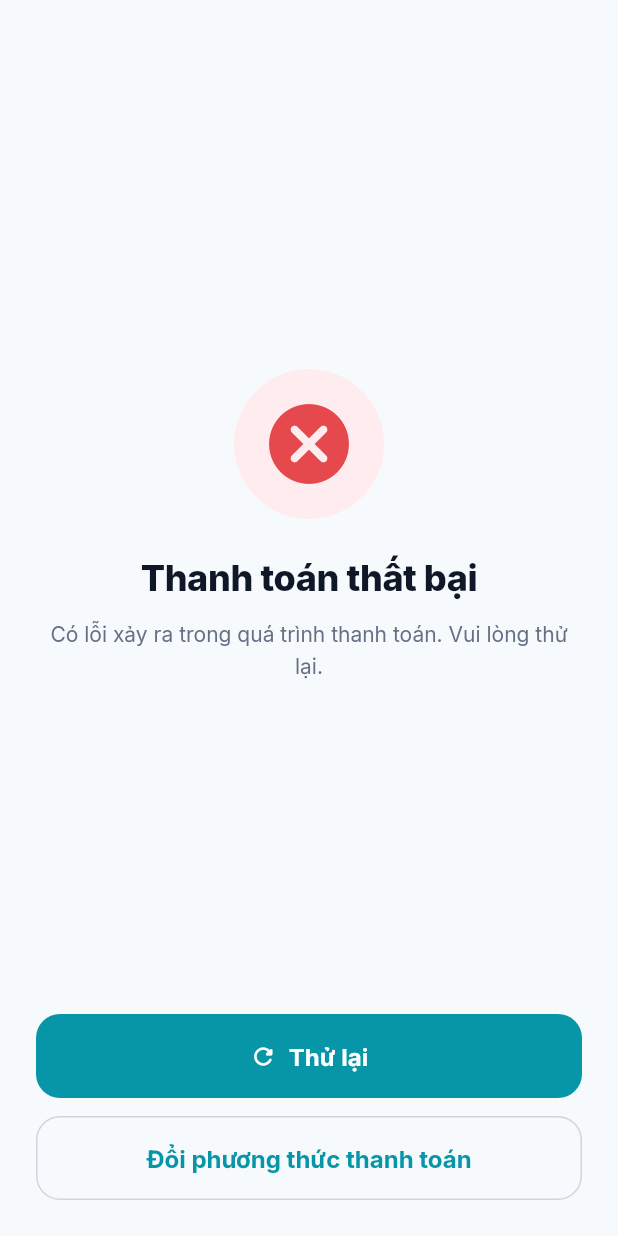
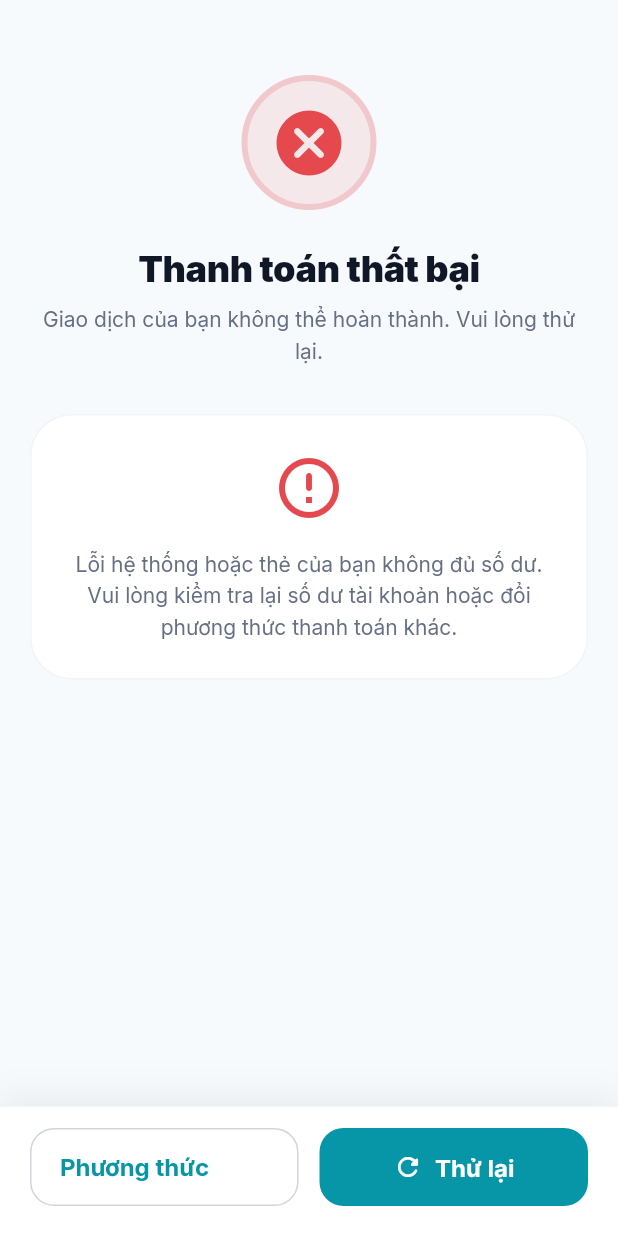
Before and after one commit to thanhtri-ba/project_busZ, a Flutter app: the PaymentResultScreen screen opened by its route, on a phone screen of 412 x 824 dp. Run offline on Flutter 3.47's test engine with Material 3 defaults, Android fonts, the phone set to English and light mode, and no system bars; our stand-ins replace dio, get_it, go_router, google_fonts, qr_flutter, shared_preferences and 2 more; accounts and stored records are empty.

Commit message:
Refactor payment result screen UI

```diff
--- a/lib/features/payment/presentation/screens/payment_result_screen.dart
+++ b/lib/features/payment/presentation/screens/payment_result_screen.dart
@@ -1,18 +1,11 @@
-/// BusZ — Payment Result Screen
-///
-/// Source of Truth: BusZ-Documentation/06_Flutter/08_Payment_Module.md §11
-///
-/// Displays payment outcome:
-/// - Success → Navigate to Ticket
-/// - Failed → Retry / Choose Another Method
-/// - Electronic receipt info
 import 'package:flutter/material.dart';
 import 'package:go_router/go_router.dart';
+import 'package:qr_flutter/qr_flutter.dart';
 import 'package:busz/core/theme/app_colors.dart';
 import 'package:busz/core/theme/app_text_styles.dart';
-import 'package:busz/core/theme/app_spacing.dart';
 import 'package:busz/core/theme/app_radius.dart';
 import 'package:busz/core/router/route_names.dart';
+import 'package:busz/core/widgets/buttons/primary_button.dart';
 
 class PaymentResultScreen extends StatelessWidget {
   final bool isSuccess;
@@ -21,95 +14,210 @@ class PaymentResultScreen extends StatelessWidget {
 
   @override
   Widget build(BuildContext context) {
+    final ticketId = 'BK-ABC123';
+
     return Scaffold(
+      backgroundColor: AppColors.backgroundPrimary,
       body: SafeArea(
-        child: Padding(
-          padding: const EdgeInsets.all(AppSpacing.xl),
+        child: SingleChildScrollView(
+          padding: const EdgeInsets.fromLTRB(20, 30, 20, 120),
           child: Column(
-            mainAxisAlignment: MainAxisAlignment.center,
             children: [
-              const Spacer(),
-
-              // Status Icon
-              Container(
-                width: 100,
-                height: 100,
+              const SizedBox(height: 20),
+              // Status Indicator Icon
+              Center(
+                child: Container(
+                  width: 90,
+                  height: 90,
                   decoration: BoxDecoration(
-                  color: isSuccess ? AppColors.successLight : AppColors.errorLight,
+                    color: isSuccess ? AppColors.success.withValues(alpha: 0.1) : AppColors.error.withValues(alpha: 0.1),
                     shape: BoxShape.circle,
+                    border: Border.all(
+                      color: isSuccess ? AppColors.success.withValues(alpha: 0.2) : AppColors.error.withValues(alpha: 0.2),
+                      width: 4,
+                    ),
                   ),
                   child: Icon(
                     isSuccess ? Icons.check_circle_rounded : Icons.cancel_rounded,
-                  size: 64,
+                    size: 52,
                     color: isSuccess ? AppColors.success : AppColors.error,
                   ),
                 ),
-              const SizedBox(height: AppSpacing.xl),
-
-              // Title
+              ),
+              const SizedBox(height: 24),
               Text(
                 isSuccess ? 'Thanh toán thành công!' : 'Thanh toán thất bại',
-                style: AppTextStyles.headline,
+                style: AppTextStyles.headline.copyWith(fontWeight: FontWeight.w900),
                 textAlign: TextAlign.center,
               ),
-              const SizedBox(height: AppSpacing.sm),
+              const SizedBox(height: 8),
               Text(
                 isSuccess
-                    ? 'Vé điện tử đã được tạo và gửi đến email của bạn.'
-                    : 'Có lỗi xảy ra trong quá trình thanh toán. Vui lòng thử lại.',
+                    ? 'Vé điện tử của bạn đã được tạo lập thành công.'
+                    : 'Giao dịch của bạn không thể hoàn thành. Vui lòng thử lại.',
                 style: AppTextStyles.bodyMedium.copyWith(color: AppColors.textSecondary),
                 textAlign: TextAlign.center,
               ),
+              const SizedBox(height: 32),
 
               if (isSuccess) ...[
-                const SizedBox(height: AppSpacing.xxl),
-
-                // Receipt Info
+                // Ticket Card
                 Container(
-                  padding: const EdgeInsets.all(AppSpacing.md),
+                  width: double.infinity,
                   decoration: BoxDecoration(
                     color: AppColors.surfaceCard,
-                    borderRadius: AppRadius.card,
+                    borderRadius: AppRadius.cardLarge,
+                    border: Border.all(color: AppColors.borderLight),
+                    boxShadow: [
+                      BoxShadow(
+                        color: Colors.black.withValues(alpha: 0.04),
+                        blurRadius: 20,
+                        offset: const Offset(0, 10),
+                      ),
+                    ],
+                  ),
+                  child: Column(
+                    children: [
+                      const SizedBox(height: 24),
+                      // QR Code
+                      QrImageView(
+                        data: 'BUSZ-TK-$ticketId-SIG-abc123',
+                        version: QrVersions.auto,
+                        size: 160,
+                        gapless: true,
+                        eyeStyle: const QrEyeStyle(
+                          eyeShape: QrEyeShape.square,
+                          color: AppColors.black,
+                        ),
+                        dataModuleStyle: const QrDataModuleStyle(
+                          dataModuleShape: QrDataModuleShape.square,
+                          color: AppColors.black,
+                        ),
+                      ),
+                      const SizedBox(height: 8),
+                      Text('Mã vé: $ticketId', style: AppTextStyles.label.copyWith(fontWeight: FontWeight.w800)),
+                      Text('Quét mã này khi lên xe', style: AppTextStyles.captionSmall),
+                      const SizedBox(height: 20),
+
+                      // Dashed Divider
+                      Row(
+                        children: List.generate(
+                          30,
+                          (i) => Expanded(
+                            child: Container(
+                              margin: const EdgeInsets.symmetric(horizontal: 2),
+                              height: 1,
+                              color: i.isEven ? AppColors.gray300 : Colors.transparent,
+                            ),
+                          ),
+                        ),
+                      ),
+
+                      Padding(
+                        padding: const EdgeInsets.all(20),
+                        child: Column(
+                          children: [
+                            _buildInfoRow('Hành trình', 'TP. Hồ Chí Minh → Đà Lạt'),
+                            const SizedBox(height: 10),
+                            _buildInfoRow('Thời gian', '05/07/2026 08:00'),
+                            const SizedBox(height: 10),
+                            _buildInfoRow('Ghế ngồi', 'A1, A2'),
+                            const SizedBox(height: 10),
+                            _buildInfoRow('Tổng tiền', '725.000đ', isHighlight: true),
+                            const SizedBox(height: 10),
+                            _buildInfoRow('Phương thức', 'VNPay'),
+                          ],
+                        ),
+                      ),
+                    ],
+                  ),
+                ),
+              ] else ...[
+                // Error card
+                Container(
+                  width: double.infinity,
+                  padding: const EdgeInsets.all(24),
+                  decoration: BoxDecoration(
+                    color: AppColors.surfaceCard,
+                    borderRadius: AppRadius.cardLarge,
                     border: Border.all(color: AppColors.borderLight),
                   ),
                   child: Column(
                     children: [
-                      _buildReceiptRow('Mã giao dịch', 'TXN-2026070500123'),
-                      _buildReceiptRow('Mã đặt vé', 'BK-ABC123'),
-                      _buildReceiptRow('Số tiền', '725.000đ'),
-                      _buildReceiptRow('Phương thức', 'VNPay'),
-                      _buildReceiptRow('Thời gian', '05/07/2026 06:15'),
+                      const Icon(Icons.error_outline_rounded, size: 48, color: AppColors.error),
+                      const SizedBox(height: 16),
+                      Text(
+                        'Lỗi hệ thống hoặc thẻ của bạn không đủ số dư. Vui lòng kiểm tra lại số dư tài khoản hoặc đổi phương thức thanh toán khác.',
+                        textAlign: TextAlign.center,
+                        style: AppTextStyles.bodyMedium.copyWith(color: AppColors.textSecondary, height: 1.5),
+                      ),
                     ],
                   ),
                 ),
               ],
-
-              const Spacer(),
-
-              // Action Buttons
-              if (isSuccess) ...[
-                ElevatedButton.icon(
-                  onPressed: () => context.go('${RouteNames.ticketList}'),
-                  icon: const Icon(Icons.confirmation_number_outlined),
-                  label: const Text('Xem vé'),
+            ],
           ),
-                const SizedBox(height: AppSpacing.sm),
-                OutlinedButton(
-                  onPressed: () => context.go(RouteNames.home),
-                  child: const Text('Về trang chủ'),
         ),
-              ] else ...[
-                ElevatedButton.icon(
-                  onPressed: () => context.pop(),
-                  icon: const Icon(Icons.refresh_rounded),
-                  label: const Text('Thử lại'),
       ),
-                const SizedBox(height: AppSpacing.sm),
-                OutlinedButton(
-                  onPressed: () => context.pop(),
-                  child: const Text('Đổi phương thức thanh toán'),
+      bottomNavigationBar: Container(
+        padding: const EdgeInsets.fromLTRB(20, 14, 20, 20),
+        decoration: BoxDecoration(
+          color: AppColors.surfacePrimary,
+          border: Border(top: BorderSide(color: AppColors.borderLight)),
+          boxShadow: [
+            BoxShadow(
+              color: Colors.black.withValues(alpha: 0.06),
+              blurRadius: 18,
+              offset: const Offset(0, -6),
             ),
           ],
+        ),
+        child: SafeArea(
+          top: false,
+          child: isSuccess
+              ? Row(
+                  children: [
+                    Expanded(
+                      child: SizedBox(
+                        height: 52,
+                        child: OutlinedButton.icon(
+                          onPressed: () => context.go(RouteNames.home),
+                          icon: const Icon(Icons.home_rounded, size: 18),
+                          label: const Text('Về trang chủ'),
+                        ),
+                      ),
+                    ),
+                    const SizedBox(width: 14),
+                    Expanded(
+                      child: PrimaryButton(
+                        text: 'Xem vé',
+                        height: 52,
+                        icon: Icons.confirmation_number_rounded,
+                        onPressed: () => context.go('/tickets/$ticketId'),
+                      ),
+                    ),
+                  ],
+                )
+              : Row(
+                  children: [
+                    Expanded(
+                      child: SizedBox(
+                        height: 52,
+                        child: OutlinedButton(
+                          onPressed: () => context.pop(),
+                          child: const Text('Phương thức khác'),
+                        ),
+                      ),
+                    ),
+                    const SizedBox(width: 14),
+                    Expanded(
+                      child: PrimaryButton(
+                        text: 'Thử lại',
+                        height: 52,
+                        icon: Icons.refresh_rounded,
+                        onPressed: () => context.pop(),
+                      ),
+                    ),
                   ],
                 ),
         ),
@@ -117,16 +225,18 @@ class PaymentResultScreen extends StatelessWidget {
     );
   }
 
-  Widget _buildReceiptRow(String label, String value) {
-    return Padding(
-      padding: const EdgeInsets.only(bottom: AppSpacing.xs),
-      child: Row(
+  Widget _buildInfoRow(String label, String value, {bool isHighlight = false}) {
+    return Row(
       mainAxisAlignment: MainAxisAlignment.spaceBetween,
       children: [
-          Text(label, style: AppTextStyles.bodySmall),
-          Text(value, style: AppTextStyles.label),
+        Text(label, style: AppTextStyles.bodySmall.copyWith(fontWeight: FontWeight.w600)),
+        Text(
+          value,
+          style: isHighlight
+              ? AppTextStyles.label.copyWith(color: AppColors.primary, fontWeight: FontWeight.w900)
+              : AppTextStyles.label.copyWith(fontWeight: FontWeight.w700),
+        ),
       ],
-      ),
     );
   }
 }
```
Lines whose indentation alone changed are shown as unchanged.
